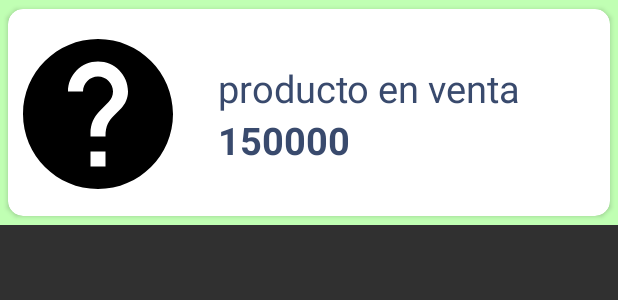
After one commit to EzeLuna88/MercadoEsclavo, an Android app: the layout row_favoritos.xml on its own in the app's theme, with its tools: preview values and no code run, on a phone screen of 412 x 824 dp. The commit adds this screen. Shown: the top 300 px of the screen. Run offline under Robolectric (Android 15) with nearby library versions, the phone set to English and light mode, and no system bars.

Commit message:
pagina favoritos

```diff
--- /dev/null
+++ b/app/src/main/res/drawable/ic_favorite_border_black_24dp.xml
@@ -0,0 +1,5 @@
+<vector android:height="24dp" android:tint="#394A6D"
+    android:viewportHeight="24.0" android:viewportWidth="24.0"
+    android:width="24dp" xmlns:android="http://schemas.android.com/apk/res/android">
+    <path android:fillColor="#FF000000" android:pathData="M16.5,3c-1.74,0 -3.41,0.81 -4.5,2.09C10.91,3.81 9.24,3 7.5,3 4.42,3 2,5.42 2,8.5c0,3.78 3.4,6.86 8.55,11.54L12,21.35l1.45,-1.32C18.6,15.36 22,12.28 22,8.5 22,5.42 19.58,3 16.5,3zM12.1,18.55l-0.1,0.1 -0.1,-0.1C7.14,14.24 4,11.39 4,8.5 4,6.5 5.5,5 7.5,5c1.54,0 3.04,0.99 3.57,2.36h1.87C13.46,5.99 14.96,5 16.5,5c2,0 3.5,1.5 3.5,3.5 0,2.89 -3.14,5.74 -7.9,10.05z"/>
+</vector>
--- /dev/null
+++ b/app/src/main/res/layout/row_favoritos.xml
@@ -0,0 +1,61 @@
+<?xml version="1.0" encoding="utf-8"?>
+<androidx.constraintlayout.widget.ConstraintLayout xmlns:android="http://schemas.android.com/apk/res/android"
+    xmlns:app="http://schemas.android.com/apk/res-auto"
+    android:layout_width="match_parent"
+    android:layout_height="150dp"
+    android:background="@color/colorClaro"
+    android:orientation="vertical">
+
+
+    <androidx.cardview.widget.CardView
+        android:layout_width="match_parent"
+        android:layout_height="match_parent"
+        app:cardBackgroundColor="#FFF"
+        app:cardCornerRadius="10dp"
+        app:cardElevation="2dp"
+        app:cardUseCompatPadding="true"
+        app:layout_constraintTop_toTopOf="parent">
+
+        <androidx.constraintlayout.widget.ConstraintLayout
+            android:layout_width="match_parent"
+            android:layout_height="match_parent">
+
+            <ImageView
+                android:id="@+id/imageViewCardViewFavoritosRow"
+                android:layout_width="120dp"
+                android:layout_height="120dp"
+                android:layout_marginTop="10dp"
+                android:src="@drawable/ic_help_black_24dp"
+                app:layout_constraintLeft_toLeftOf="parent"
+                app:layout_constraintTop_toTopOf="parent" />
+
+            <TextView
+                android:layout_marginTop="35dp"
+                android:id="@+id/textViewViewCardNombreFavoritosRow"
+                android:layout_width="wrap_content"
+                android:layout_height="wrap_content"
+                android:text="producto en venta"
+                android:textColor="@color/colorAccent"
+                android:textSize="25dp"
+                app:layout_constraintLeft_toRightOf="@id/imageViewCardViewFavoritosRow"
+                android:layout_marginLeft="20dp"
+                app:layout_constraintTop_toTopOf="parent" />
+
+            <TextView
+                android:id="@+id/textViewViewCardPrecioFavoritosRow"
+                android:layout_width="wrap_content"
+                android:layout_height="wrap_content"
+                android:text="150000"
+                android:textColor="@color/colorAccent"
+                android:textSize="25dp"
+                android:textStyle="bold"
+                app:layout_constraintLeft_toRightOf="@id/imageViewCardViewFavoritosRow"
+                android:layout_marginLeft="20dp"
+                app:layout_constraintTop_toBottomOf="@id/textViewViewCardNombreFavoritosRow" />
+
+        </androidx.constraintlayout.widget.ConstraintLayout>
+
+    </androidx.cardview.widget.CardView>
+
+
+</androidx.constraintlayout.widget.ConstraintLayout>
```
Also changed, not shown: app/src/main/java/com/example/mercadoesclavo/adapter/FavoritosAdapter.java (added, +89 -0 lines), app/src/main/java/com/example/mercadoesclavo/view/MainActivity.java (+24 -2 lines), app/src/main/java/com/example/mercadoesclavo/view/fragment/DetalleProductFragment.java (+42 -4 lines), app/src/main/java/com/example/mercadoesclavo/view/fragment/FavoritosFragment.java (added, +106 -0 lines), app/src/main/res/layout/fragment_detalle_product.xml (+19 -1 lines), app/src/main/res/layout/fragment_favoritos.xml (added, +14 -0 lines).
